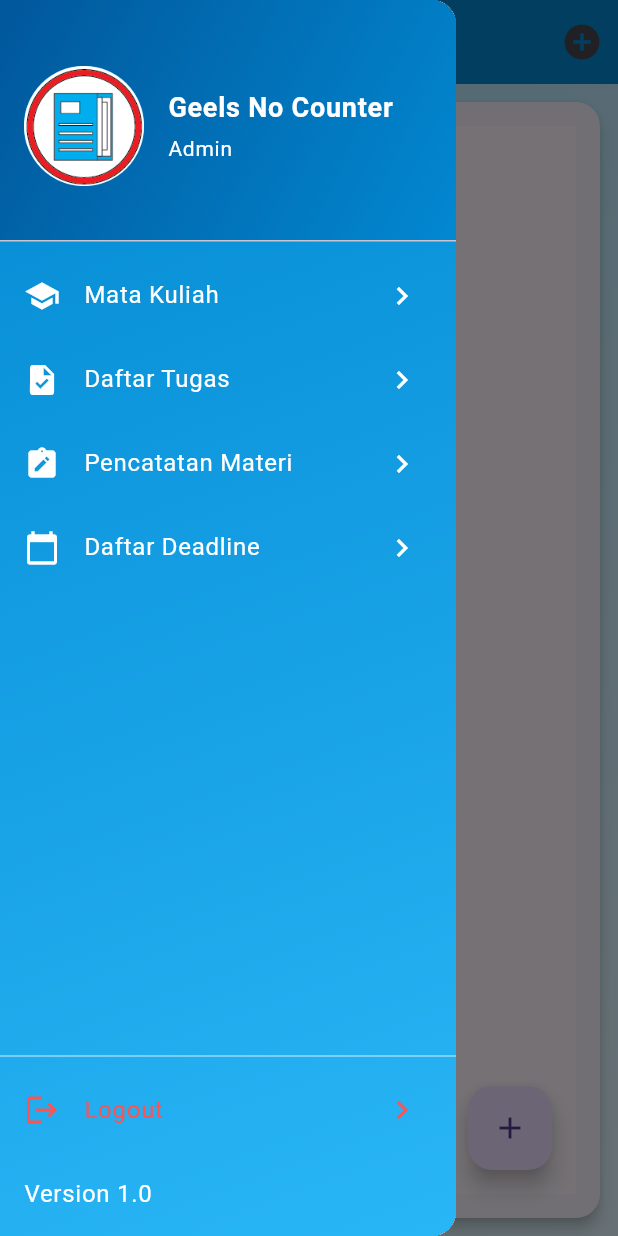
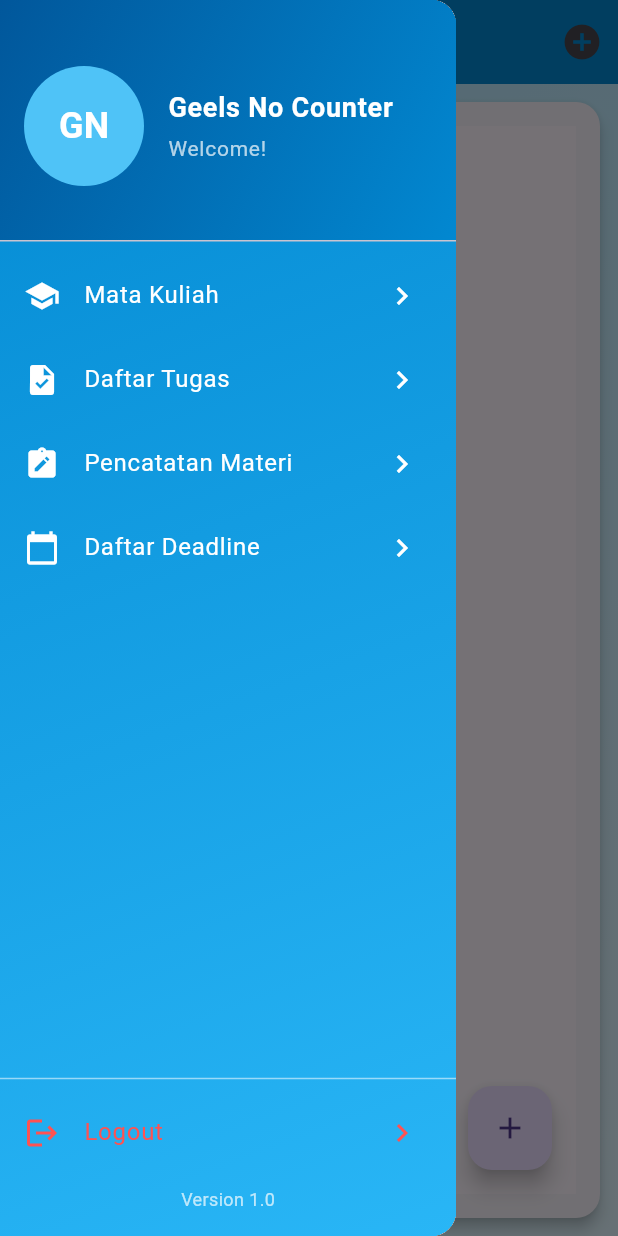
Before and after one commit to lioneladitya/aplikasi-jadwal-kuliah, a Flutter app: the DashboardAdmin screen opened directly, with the side drawer open, on a phone screen of 412 x 824 dp. Run offline on Flutter 3.47's test engine with Material 3 defaults, Android fonts, the phone set to English and light mode, and no system bars; our stand-ins replace cloud_firestore, firebase_auth, firebase_core, get; accounts and stored records are empty.

Commit message:
merubah tampilan di menu home

```diff
--- a/lib/app/modules/home/views/home_view.dart
+++ b/lib/app/modules/home/views/home_view.dart
@@ -111,10 +111,7 @@ class _DashboardAdminState extends State<DashboardAdmin> {
           DrawerHeader(
             decoration: BoxDecoration(
               gradient: LinearGradient(
-                  colors: [
-                    Colors.lightBlue.shade900,
-                    Colors.lightBlue.shade700
-                  ],
+                colors: [Colors.lightBlue.shade900, Colors.lightBlue.shade700],
                 begin: Alignment.topLeft,
                 end: Alignment.bottomRight,
               ),
@@ -125,8 +122,13 @@ class _DashboardAdminState extends State<DashboardAdmin> {
                 CircleAvatar(
                   radius: 40,
                   backgroundColor: Colors.lightBlue.shade300,
-                    child: Image.asset(
-                      'assets/images/profile.png'
+                  child: Text(
+                    "GN",
+                    style: TextStyle(
+                      fontSize: 24,
+                      fontWeight: FontWeight.bold,
+                      color: Colors.white,
+                    ),
                   ),
                 ),
                 SizedBox(width: 16),
@@ -144,8 +146,8 @@ class _DashboardAdminState extends State<DashboardAdmin> {
                     ),
                     SizedBox(height: 4),
                     Text(
-                        'Admin',
-                        style: TextStyle(fontSize: 14, color: Colors.white),
+                      'Welcome!',
+                      style: TextStyle(fontSize: 14, color: Colors.white70),
                     ),
                   ],
                 ),
@@ -185,12 +187,13 @@ class _DashboardAdminState extends State<DashboardAdmin> {
             ),
             trailing: Icon(Icons.navigate_next, color: Colors.redAccent),
           ),
-            ListTile(
-              title: Text(
+          Padding(
+            padding: const EdgeInsets.only(top: 8.0, bottom: 16.0),
+            child: Text(
               "Version 1.0",
-                style: TextStyle(color: Colors.white, fontSize: 16),
+              style: TextStyle(color: Colors.white70, fontSize: 12),
             ),
-            )
+          ),
         ],
       ),
     ),
```
Lines whose indentation alone changed are shown as unchanged.
